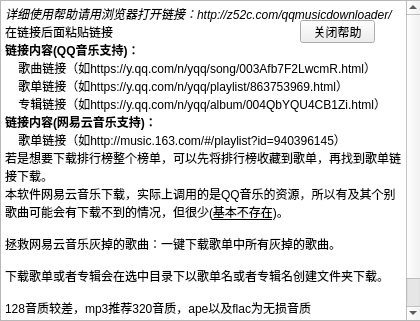
The window that help.ui (z52c/MusicDownloader) describes before a commit, drawn with Qt 5.
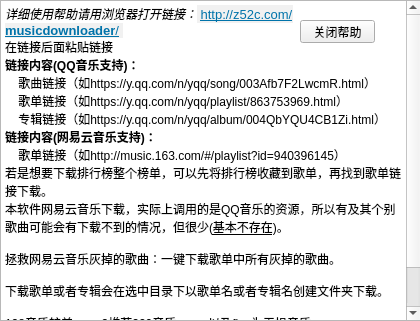
The same window after the commit.

What changed in the file:
```diff
--- a/help.ui
+++ b/help.ui
@@ -27,7 +27,7 @@
 &lt;html&gt;&lt;head&gt;&lt;meta name=&quot;qrichtext&quot; content=&quot;1&quot; /&gt;&lt;style type=&quot;text/css&quot;&gt;
 p, li { white-space: pre-wrap; }
 &lt;/style&gt;&lt;/head&gt;&lt;body style=&quot; font-family:'SimSun'; font-size:9pt; font-weight:400; font-style:normal;&quot;&gt;
-&lt;p style=&quot; margin-top:0px; margin-bottom:0px; margin-left:0px; margin-right:0px; -qt-block-indent:0; text-indent:0px;&quot;&gt;&lt;span style=&quot; font-style:italic;&quot;&gt;详细使用帮助请用浏览器打开链接：http://z52c.com/qqmusicdownloader/&lt;/span&gt;&lt;/p&gt;
+&lt;p style=&quot; margin-top:0px; margin-bottom:0px; margin-left:0px; margin-right:0px; -qt-block-indent:0; text-indent:0px;&quot;&gt;&lt;span style=&quot; font-style:italic;&quot;&gt;详细使用帮助请用浏览器打开链接：&lt;/span&gt;&lt;span style=&quot; font-family:'-apple-system,BlinkMacSystemFont,Segoe UI,Roboto,Oxygen-Sans,Ubuntu,Cantarell,Helvetica Neue,sans-serif'; font-size:13px; color:#666666; background-color:#f1f1f1;&quot;&gt; &lt;/span&gt;&lt;a name=&quot;sample-permalink&quot;&gt;&lt;/a&gt;&lt;a href=&quot;http://z52c.com/musicdownloader/&quot;&gt;&lt;span style=&quot; font-family:'-apple-system,BlinkMacSystemFont,Segoe UI,Roboto,Oxygen-Sans,Ubuntu,Cantarell,Helvetica Neue,sans-serif'; font-size:13px; text-decoration: underline; color:#0073aa; background-color:#f1f1f1;&quot;&gt;h&lt;/span&gt;&lt;/a&gt;&lt;span style=&quot; font-family:'-apple-system,BlinkMacSystemFont,Segoe UI,Roboto,Oxygen-Sans,Ubuntu,Cantarell,Helvetica Neue,sans-serif'; font-size:13px; text-decoration: underline; color:#0073aa; background-color:#f1f1f1;&quot;&gt;ttp://z52c.com/&lt;/span&gt;&lt;a name=&quot;editable-post-name&quot;&gt;&lt;/a&gt;&lt;a href=&quot;http://z52c.com/musicdownloader/&quot;&gt;&lt;span style=&quot; font-family:'-apple-system,BlinkMacSystemFont,Segoe UI,Roboto,Oxygen-Sans,Ubuntu,Cantarell,Helvetica Neue,sans-serif'; font-size:13px; font-weight:600; text-decoration: underline; color:#0073aa; background-color:#f1f1f1;&quot;&gt;m&lt;/span&gt;&lt;/a&gt;&lt;span style=&quot; font-family:'-apple-system,BlinkMacSystemFont,Segoe UI,Roboto,Oxygen-Sans,Ubuntu,Cantarell,Helvetica Neue,sans-serif'; font-size:13px; font-weight:600; text-decoration: underline; color:#0073aa; background-color:#f1f1f1;&quot;&gt;usicdownloader&lt;/span&gt;&lt;a href=&quot;http://z52c.com/musicdownloader/&quot;&gt;&lt;span style=&quot; font-family:'-apple-system,BlinkMacSystemFont,Segoe UI,Roboto,Oxygen-Sans,Ubuntu,Cantarell,Helvetica Neue,sans-serif'; font-size:13px; text-decoration: underline; color:#0073aa; background-color:#f1f1f1;&quot;&gt;/&lt;/span&gt;&lt;/a&gt;&lt;span style=&quot; font-family:'-apple-system,BlinkMacSystemFont,Segoe UI,Roboto,Oxygen-Sans,Ubuntu,Cantarell,Helvetica Neue,sans-serif'; font-size:13px; color:#666666; background-color:#f1f1f1;&quot;&gt; &lt;/span&gt;&lt;/p&gt;
 &lt;p style=&quot; margin-top:0px; margin-bottom:0px; margin-left:0px; margin-right:0px; -qt-block-indent:0; text-indent:0px;&quot;&gt;在链接后面粘贴链接&lt;/p&gt;
 &lt;p style=&quot; margin-top:0px; margin-bottom:0px; margin-left:0px; margin-right:0px; -qt-block-indent:0; text-indent:0px;&quot;&gt;&lt;span style=&quot; font-weight:600;&quot;&gt;链接内容(QQ音乐支持)：&lt;/span&gt;&lt;/p&gt;
 &lt;p style=&quot; margin-top:0px; margin-bottom:0px; margin-left:0px; margin-right:0px; -qt-block-indent:0; text-indent:0px;&quot;&gt;    歌曲链接（如https://y.qq.com/n/yqq/song/003Afb7F2LwcmR.html）&lt;/p&gt;
```
